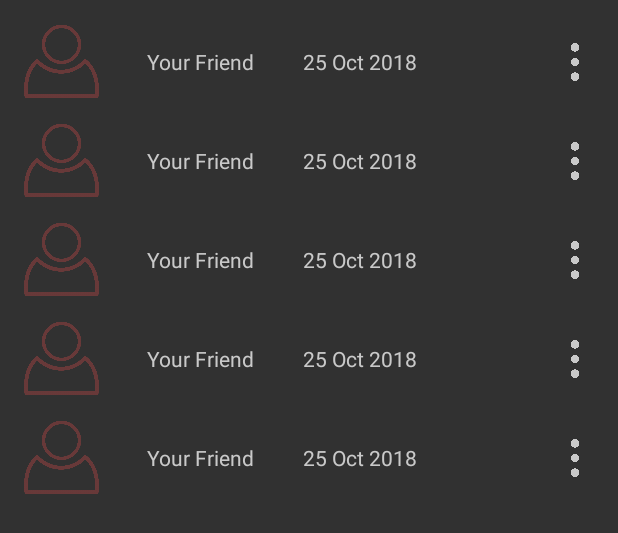
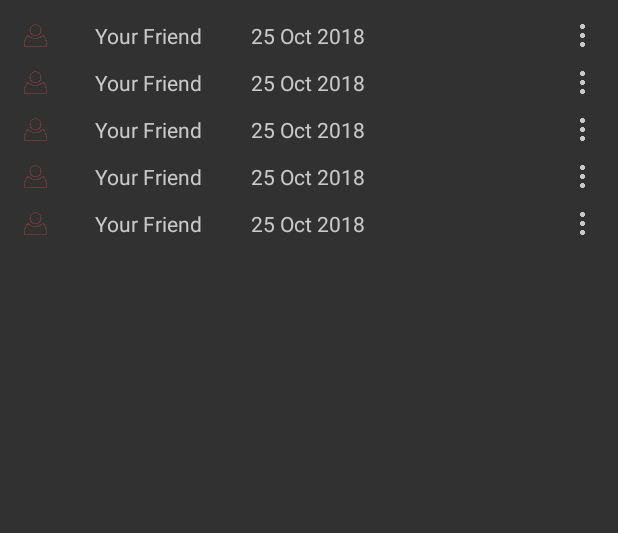
Before and after one commit to MaTTerCuBe/Fort, an Android app: the layout fragment_friends.xml on its own in the app's theme, with its tools: preview values and no code run, on a phone screen of 412 x 824 dp. Shown: the top 533 px of the screen. Run offline under Robolectric (Android 15) with nearby library versions, the phone set to English and light mode, and no system bars.

Commit message:
Touch Fragment loads correctly in MainActivity
So far only added a sinlge image to TouachFragment; decided to go ahead with ConstraintView.
While I was at it, I made the image resize attributes dimension resources, and updated the firendsFragment layout to not have any hard-coded image resizing.

```diff
--- a/app/src/main/java/com/mattercube/touchbase/MainActivity.kt
+++ b/app/src/main/java/com/mattercube/touchbase/MainActivity.kt
@@ -8,7 +8,7 @@ class MainActivity : AppCompatActivity() {
 
     private val friendsFragment = FriendsFragment()
     private val holder1 = BlankFragment()
-    private val holder2 = BlankFragment()
+    private val touchFragment = TouchFragment()
     private val holder3 = BlankFragment()
     private val manager = supportFragmentManager
 
@@ -22,7 +22,7 @@ class MainActivity : AppCompatActivity() {
         Log.i("activity_main", "About begin manager shinanigins")
         manager.beginTransaction()
             .add(R.id.top_panel, holder1)
-            .add(R.id.middle_panel, holder2)
+            .add(R.id.middle_panel, touchFragment)
             .replace(R.id.bottom_panel, friendsFragment)
             .commit()
 
--- a/app/src/main/res/layout/fragment_friends.xml
+++ b/app/src/main/res/layout/fragment_friends.xml
@@ -18,8 +18,8 @@
         <!-- First Friend -->
         <ImageView
             android:id="@+id/user_icon_1"
-            android:layout_width="50dp"
-            android:layout_height="50dp"
+            android:layout_width="@dimen/person_icon_resize"
+            android:layout_height="@dimen/person_icon_resize"
             android:layout_marginStart="16dp"
             android:layout_marginTop="16dp"
             android:src="@drawable/person_icon"
@@ -51,8 +51,8 @@
 
         <ImageView
             android:id="@+id/options_1"
-            android:layout_width="25dp"
-            android:layout_height="25dp"
+            android:layout_width="@dimen/options_icon_resize"
+            android:layout_height="@dimen/options_icon_resize"
             android:layout_marginEnd="16dp"
             app:layout_constraintBottom_toBottomOf="@id/last_touch_1"
             app:layout_constraintEnd_toEndOf="parent"
@@ -64,8 +64,8 @@
         <!-- Second Friend -->
         <ImageView
             android:id="@+id/user_icon_2"
-            android:layout_width="50dp"
-            android:layout_height="50dp"
+            android:layout_width="@dimen/person_icon_resize"
+            android:layout_height="@dimen/person_icon_resize"
             android:layout_marginStart="16dp"
             android:layout_marginTop="16dp"
             android:src="@drawable/person_icon"
@@ -97,8 +97,8 @@
 
         <ImageView
             android:id="@+id/options_2"
-            android:layout_width="25dp"
-            android:layout_height="25dp"
+            android:layout_width="@dimen/options_icon_resize"
+            android:layout_height="@dimen/options_icon_resize"
             android:layout_marginEnd="16dp"
             app:layout_constraintBottom_toBottomOf="@id/last_touch_2"
             app:layout_constraintEnd_toEndOf="parent"
@@ -110,8 +110,8 @@
         <!-- Third Friend -->
         <ImageView
             android:id="@+id/user_icon_3"
-            android:layout_width="50dp"
-            android:layout_height="50dp"
+            android:layout_width="@dimen/person_icon_resize"
+            android:layout_height="@dimen/person_icon_resize"
             android:layout_marginStart="16dp"
             android:layout_marginTop="16dp"
             android:src="@drawable/person_icon"
@@ -143,8 +143,8 @@
 
         <ImageView
             android:id="@+id/options_3"
-            android:layout_width="25dp"
-            android:layout_height="25dp"
+            android:layout_width="@dimen/options_icon_resize"
+            android:layout_height="@dimen/options_icon_resize"
             android:layout_marginEnd="16dp"
             app:layout_constraintBottom_toBottomOf="@id/last_touch_3"
             app:layout_constraintEnd_toEndOf="parent"
@@ -156,8 +156,8 @@
         <!-- Fourth Friend -->
         <ImageView
             android:id="@+id/user_icon_4"
-            android:layout_width="50dp"
-            android:layout_height="50dp"
+            android:layout_width="@dimen/person_icon_resize"
+            android:layout_height="@dimen/person_icon_resize"
             android:layout_marginStart="16dp"
             android:layout_marginTop="16dp"
             android:src="@drawable/person_icon"
@@ -189,8 +189,8 @@
 
         <ImageView
             android:id="@+id/options_4"
-            android:layout_width="25dp"
-            android:layout_height="25dp"
+            android:layout_width="@dimen/options_icon_resize"
+            android:layout_height="@dimen/options_icon_resize"
             android:layout_marginEnd="16dp"
             app:layout_constraintBottom_toBottomOf="@id/last_touch_4"
             app:layout_constraintEnd_toEndOf="parent"
@@ -202,8 +202,8 @@
         <!-- Fifth Friend -->
         <ImageView
             android:id="@+id/user_icon_5"
-            android:layout_width="50dp"
-            android:layout_height="50dp"
+            android:layout_width="@dimen/person_icon_resize"
+            android:layout_height="@dimen/person_icon_resize"
             android:layout_marginStart="16dp"
             android:layout_marginTop="16dp"
             android:src="@drawable/person_icon"
@@ -235,8 +235,8 @@
 
         <ImageView
             android:id="@+id/options_5"
-            android:layout_width="25dp"
-            android:layout_height="25dp"
+            android:layout_width="@dimen/options_icon_resize"
+            android:layout_height="@dimen/options_icon_resize"
             android:layout_marginEnd="16dp"
             app:layout_constraintBottom_toBottomOf="@id/last_touch_5"
             app:layout_constraintEnd_toEndOf="parent"
--- a/app/src/main/res/values/dimensions.xml
+++ b/app/src/main/res/values/dimensions.xml
@@ -1,7 +1,14 @@
 <?xml version="1.0" encoding="utf-8"?>
 <resources>
+
+    <!-- For activity_main spacing -->
     <dimen name="main_header">24sp</dimen>
     <dimen name="trispace">10dp</dimen>
 
-    <dimen name="person_icon_resize"></dimen>
+    <!-- Margins -->
+    <dimen name="default_margin">16dp</dimen>
+
+    <!-- Image resizing -->
+    <dimen name="person_icon_resize">15dp</dimen>
+    <dimen name="options_icon_resize">15dp</dimen>
 </resources>
```
Also changed, not shown: app/src/main/res/layout/fragment_touch.xml (+22 -6 lines).
